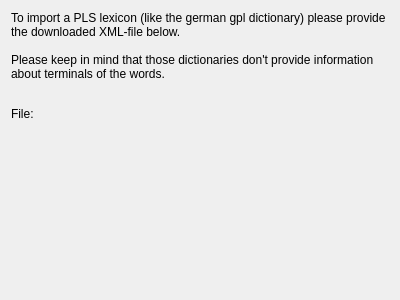
The window that simon/src/simonmodelmanagementui/ImportDict/importdictplspage.ui (KDE/simon) describes before a commit, drawn with Qt 5.
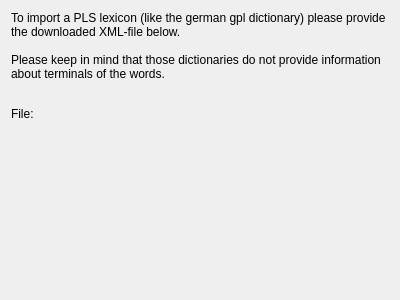
The same window after the commit. Custom widgets are drawn as their Qt base class.

```diff
--- a/simon/src/simonmodelmanagementui/ImportDict/importdictplspage.ui
+++ b/simon/src/simonmodelmanagementui/ImportDict/importdictplspage.ui
@@ -19,7 +19,7 @@
      <property name="text">
       <string>To import a PLS lexicon (like the german gpl dictionary) please provide the downloaded XML-file below.
 
-Please keep in mind that those dictionaries don't provide information about terminals of the words.</string>
+Please keep in mind that those dictionaries do not provide information about terminals of the words.</string>
      </property>
      <property name="wordWrap">
       <bool>true</bool>
```
